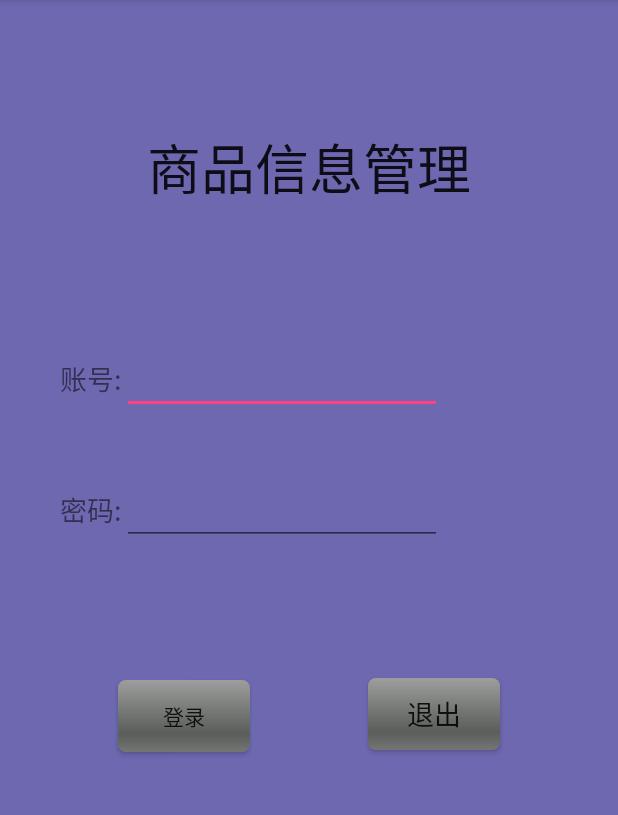
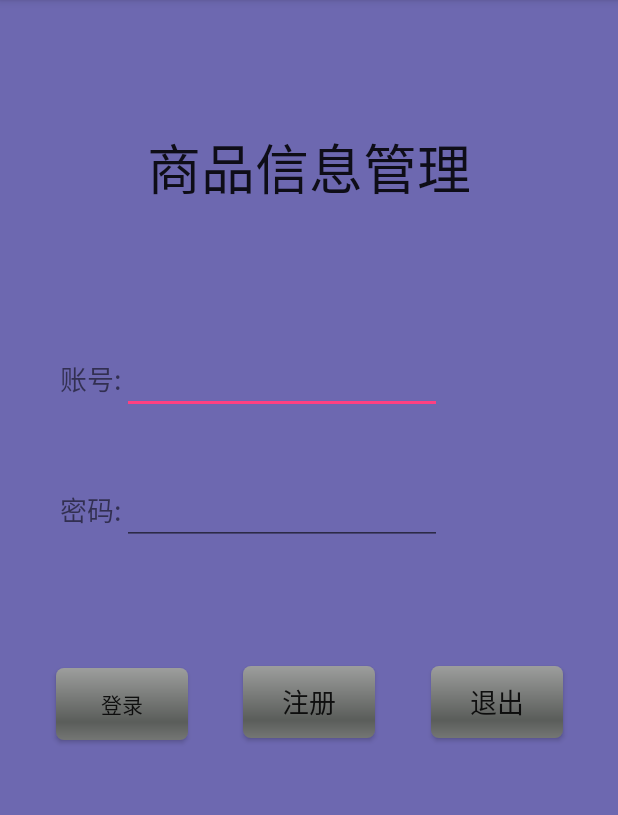
Before and after one commit to 1711605024/Mobile171Github13, an Android app: the screen it shows after launch (MainActivity), on a phone screen of 412 x 824 dp, the part 84-899 px from its top. Run offline under Robolectric (Android 15) with nearby library versions, the phone set to English and light mode, and no system bars.

Commit message:
代码更新

```diff
--- a/app/src/main/AndroidManifest.xml
+++ b/app/src/main/AndroidManifest.xml
@@ -17,7 +17,8 @@
             </intent-filter>
         </activity>
         <activity android:name=".spcxActivity" />
-        <activity android:name=".spxqActivity"></activity>
+        <activity android:name=".spxqActivity" />
+        <activity android:name=".dl"></activity>
     </application>
 
 </manifest>
--- a/app/src/main/java/com/example/yt/mobile171github_13/MainActivity.java
+++ b/app/src/main/java/com/example/yt/mobile171github_13/MainActivity.java
@@ -10,24 +10,43 @@ import android.widget.EditText;
 
 public class MainActivity extends AppCompatActivity {
     EditText edt_main_name,edt_main_password;
-    Button btn_main_dl;
+    Button btn_main_dl,btn_main_back,btn_main_zc;
 
     @Override
     protected void onCreate(Bundle savedInstanceState) {
         super.onCreate(savedInstanceState);
         setContentView(R.layout.activity_main);
+                btn_main_back=(Button) findViewById(R.id.btn_main_back);
+                btn_main_zc=(Button) findViewById(R.id.btn_main_zc);
                 edt_main_name=(EditText) findViewById(R.id.edt_main_name);
                 edt_main_password=(EditText) findViewById(R.id.edt_main_password);
                 btn_main_dl=(Button) findViewById(R.id.btn_main_dl);
                 btn_main_dl.setOnClickListener(new View.OnClickListener() {
                     @Override
                     public void onClick(View view) {
+
                         Intent intent =new Intent(getApplicationContext(),spcxActivity.class);
 
                         startActivity(intent);
 
                     }
                 });
+                 btn_main_back.setOnClickListener(new View.OnClickListener() {
+                     @Override
+                     public void onClick(View view) {
+
+
+
+                     }
+                 });
+                 btn_main_zc.setOnClickListener(new View.OnClickListener() {
+                     @Override
+                     public void onClick(View view) {
+                         Intent intent =new Intent(getApplicationContext(),dl.class);
+
+                         startActivity(intent);
+                     }
+                 });
 
     }
 }
--- a/app/src/main/java/com/example/yt/mobile171github_13/MyHelper.java
+++ b/app/src/main/java/com/example/yt/mobile171github_13/MyHelper.java
@@ -12,6 +12,7 @@ public class MyHelper extends SQLiteOpenHelper {
     @Override
     public void onCreate(SQLiteDatabase db) {
         db.execSQL("create table information(_id integer primary key autoincrement, name varchar(20), place varchar(20),number varchar(20))");
+
     }
 
     @Override
--- a/app/src/main/res/layout/activity_main.xml
+++ b/app/src/main/res/layout/activity_main.xml
@@ -68,16 +68,16 @@
         android:id="@+id/btn_main_dl"
         android:layout_width="wrap_content"
         android:layout_height="wrap_content"
-        android:layout_marginTop="100dp"
+        android:layout_marginTop="92dp"
         android:background="@android:drawable/progress_horizontal"
         android:text="登录"
         android:textSize="14sp"
-        app:layout_constraintEnd_toStartOf="@+id/btn_main_qute"
+        app:layout_constraintEnd_toStartOf="@+id/btn_main_zc"
         app:layout_constraintStart_toStartOf="parent"
         app:layout_constraintTop_toBottomOf="@+id/tv_main_password" />
 
     <Button
-        android:id="@+id/btn_main_qute"
+        android:id="@+id/btn_main_back"
         android:layout_width="wrap_content"
         android:layout_height="wrap_content"
         android:background="@android:drawable/progress_horizontal"
@@ -85,6 +85,17 @@
         android:textSize="18sp"
         app:layout_constraintBaseline_toBaselineOf="@+id/btn_main_dl"
         app:layout_constraintEnd_toEndOf="parent"
+        app:layout_constraintStart_toEndOf="@+id/btn_main_zc" />
+
+    <Button
+        android:id="@+id/btn_main_zc"
+        android:layout_width="wrap_content"
+        android:layout_height="wrap_content"
+        android:background="@android:drawable/progress_horizontal"
+        android:text="注册"
+        android:textSize="18sp"
+        app:layout_constraintBaseline_toBaselineOf="@+id/btn_main_dl"
+        app:layout_constraintEnd_toStartOf="@+id/btn_main_back"
         app:layout_constraintStart_toEndOf="@+id/btn_main_dl" />
 
 </android.support.constraint.ConstraintLayout>
```
Also changed, not shown: app/src/main/java/com/example/yt/mobile171github_13/dl.java (added, +75 -0 lines), app/src/main/res/layout/activity_dl.xml (added, +91 -0 lines).
